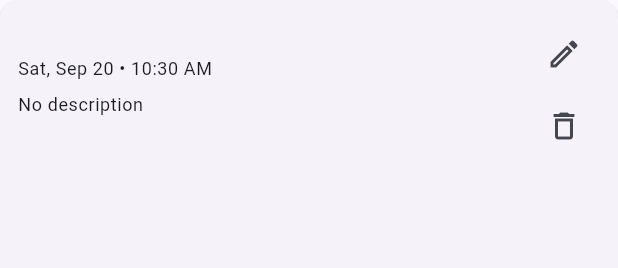
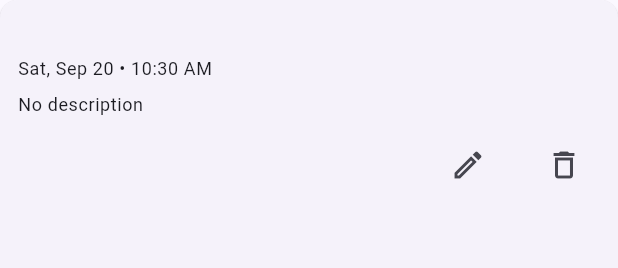
Before and after one commit to elvispreakerebi/study_planner_app, a Flutter app: the TaskCard widget shown alone on an empty page, opened directly with empty values, on a phone screen of 412 x 824 dp. Shown: the top 268 px of the screen. Run offline on Flutter 3.47's test engine with Material 3 defaults, Android fonts, the phone set to English and light mode, and no system bars; our stand-ins replace shared_preferences, table_calendar; accounts and stored records are empty.

Commit message:
updated task card

```diff
--- a/lib/main.dart
+++ b/lib/main.dart
@@ -139,6 +139,7 @@ class _TodayScreenState extends State<TodayScreen> with WidgetsBindingObserver {
   bool _loading = false;
   AppSettings _settings = const AppSettings();
   final Set<String> _surfacedReminderIds = <String>{};
+  bool _remindersDialogShown = false;
 
   @override
   void initState() {
@@ -177,6 +178,7 @@ class _TodayScreenState extends State<TodayScreen> with WidgetsBindingObserver {
   }
 
   Future<void> _maybeShowReminders() async {
+    if (_remindersDialogShown) return;
     if (!_settings.remindersEnabled) return;
     final DateTime now = DateTime.now();
 
@@ -204,6 +206,7 @@ class _TodayScreenState extends State<TodayScreen> with WidgetsBindingObserver {
     if (due.isEmpty) return;
     _surfacedReminderIds.addAll(due.map((Task t) => t.id));
     if (!mounted) return;
+    _remindersDialogShown = true;
     await showDialog<void>(
       context: context,
       builder: (BuildContext context) {
--- a/lib/src/features/tasks/presentation/widgets/task_card.dart
+++ b/lib/src/features/tasks/presentation/widgets/task_card.dart
@@ -50,6 +50,7 @@ class TaskCard extends StatelessWidget {
                     },
                     icon: const Icon(Icons.edit_outlined),
                   ),
+                  const SizedBox(width: 16),
                   IconButton(
                     tooltip: 'Delete',
                     onPressed: () {
@@ -84,20 +85,42 @@ class TaskCard extends StatelessWidget {
     );
   }
 
+  bool _doesOverflowSingleLine(
+    BuildContext context,
+    String text,
+    double maxWidth,
+  ) {
+    final TextStyle style =
+        Theme.of(context).textTheme.bodyMedium ?? const TextStyle();
+    final TextPainter tp = TextPainter(
+      text: TextSpan(text: text, style: style),
+      maxLines: 1,
+      textDirection: Directionality.of(context),
+      ellipsis: '…',
+    )..layout(maxWidth: maxWidth);
+    return tp.didExceedMaxLines;
+  }
+
   @override
   Widget build(BuildContext context) {
     final String dueText = _formatDue(task.dueDate);
-    final String? description = task.description;
+    final String description = task.description ?? '';
 
     return Card(
       margin: EdgeInsets.zero,
       child: Padding(
         padding: const EdgeInsets.all(12),
-        child: Row(
-          crossAxisAlignment: CrossAxisAlignment.start,
-          children: <Widget>[
-            Expanded(
-              child: Column(
+        child: LayoutBuilder(
+          builder: (BuildContext context, BoxConstraints constraints) {
+            final bool showSeeMore =
+                description.isNotEmpty &&
+                _doesOverflowSingleLine(
+                  context,
+                  description,
+                  constraints.maxWidth - 24,
+                ); // padding allowance
+
+            return Column(
               crossAxisAlignment: CrossAxisAlignment.start,
               children: <Widget>[
                 Text(
@@ -107,39 +130,34 @@ class TaskCard extends StatelessWidget {
                 const SizedBox(height: 2),
                 Text(dueText, style: Theme.of(context).textTheme.bodySmall),
                 const SizedBox(height: 8),
-                  if (description != null && description.isNotEmpty)
-                    Row(
-                      crossAxisAlignment: CrossAxisAlignment.start,
-                      children: <Widget>[
-                        Expanded(
-                          child: Text(
+                if (description.isNotEmpty)
+                  Text(
                     description,
                     maxLines: 1,
                     overflow: TextOverflow.ellipsis,
-                          ),
-                        ),
-                        TextButton(
-                          onPressed: () => _showDetails(context),
-                          child: const Text('See more'),
-                        ),
-                      ],
                   )
                 else
                   Text(
                     'No description',
                     style: Theme.of(context).textTheme.bodySmall,
                   ),
-                ],
-              ),
-            ),
-            const SizedBox(width: 8),
-            Column(
+                const SizedBox(height: 8),
+                Row(
                   children: <Widget>[
+                    if (showSeeMore)
+                      TextButton(
+                        onPressed: () => _showDetails(context),
+                        child: const Text('See more'),
+                      )
+                    else
+                      const SizedBox.shrink(),
+                    const Spacer(),
                     IconButton(
                       tooltip: 'Edit',
                       onPressed: onEdit,
                       icon: const Icon(Icons.edit_outlined),
                     ),
+                    const SizedBox(width: 16),
                     IconButton(
                       tooltip: 'Delete',
                       onPressed: onDelete,
@@ -148,6 +166,8 @@ class TaskCard extends StatelessWidget {
                   ],
                 ),
               ],
+            );
+          },
         ),
       ),
     );
```
Lines whose indentation alone changed are shown as unchanged.
